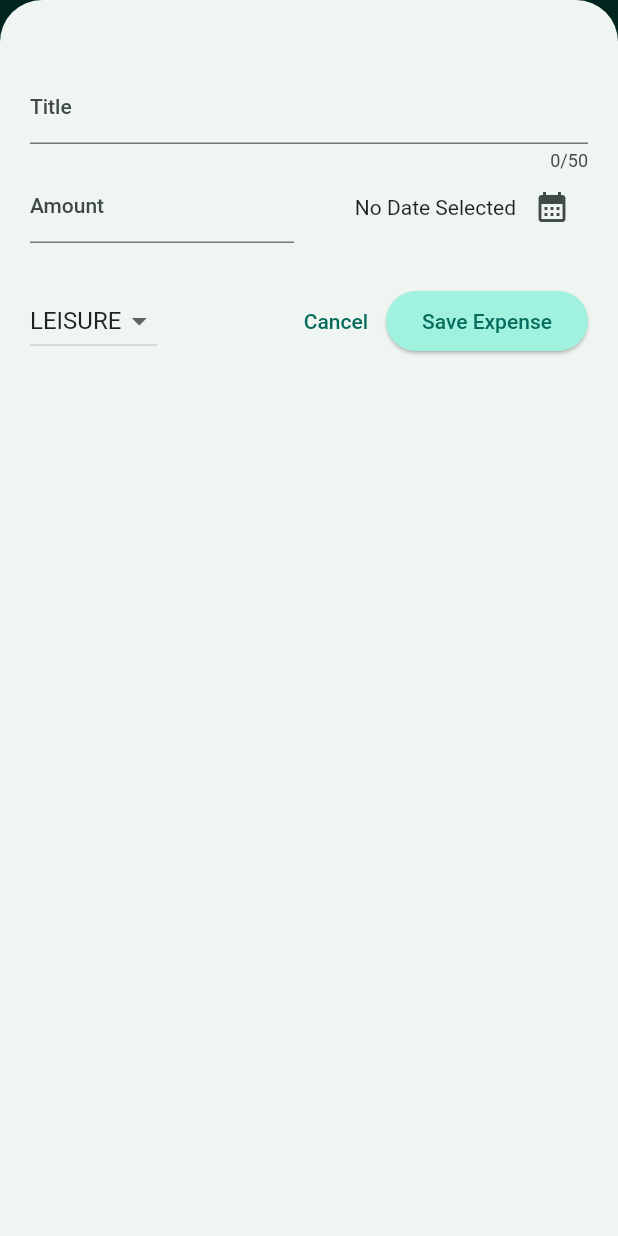
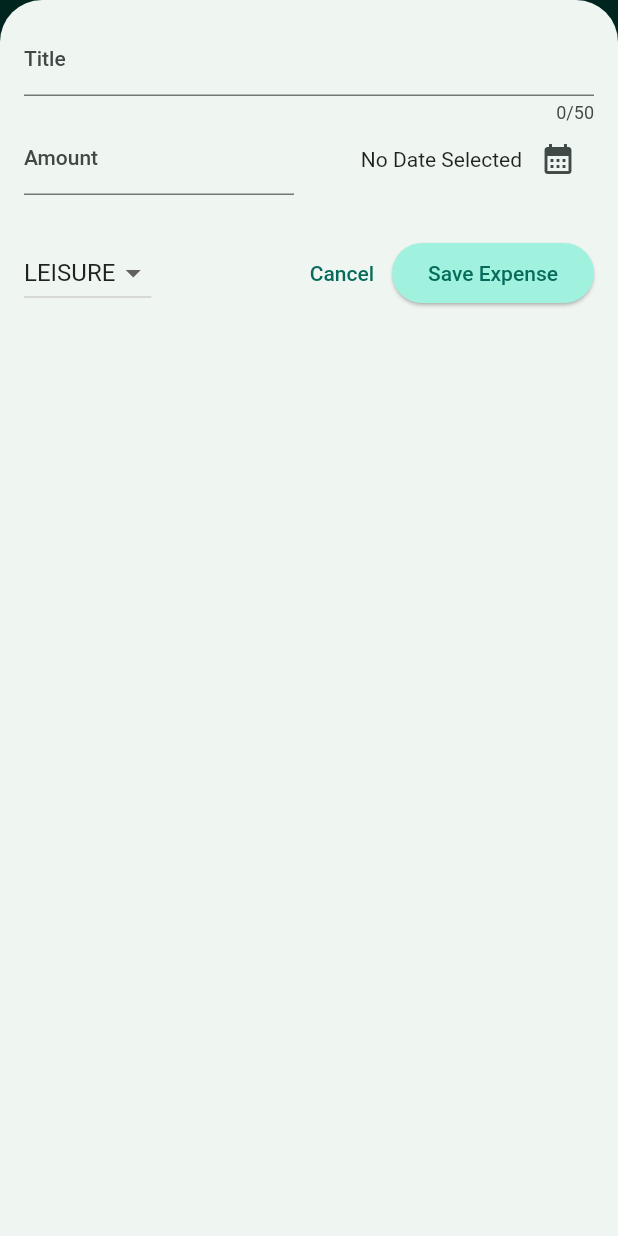
Before and after one commit to Priyanshu-24/expense-tracker-flutter, a Flutter app: the screen it shows after launch, after a tap on the "add" icon, on a phone screen of 412 x 824 dp. Run offline on Flutter 3.47's test engine with Material 2 defaults, Android fonts, the phone set to English and light mode, and no system bars.

Commit message:
made ui responsive

```diff
--- a/lib/widgets/expenses.dart
+++ b/lib/widgets/expenses.dart
@@ -31,6 +31,7 @@ class _ExpensesState extends State<Expenses> {
 
   void _openExpenseOverlay() {
     showModalBottomSheet(
+        useSafeArea: true,
         isScrollControlled: true,
         context: context,
         builder: (ctx) {
@@ -67,6 +68,8 @@ class _ExpensesState extends State<Expenses> {
 
   @override
   Widget build(BuildContext context) {
+    final width = MediaQuery.of(context).size.width;
+
     Widget mainContent = const Center(
       child: Text("No expense Found. Start adding some!"),
     );
@@ -88,9 +91,20 @@ class _ExpensesState extends State<Expenses> {
           ),
         ],
       ),
-      body: Column(
+      body: width < 600
+          ? Column(
               children: [
                 Chart(expenses: _registeredExpense),
+                Expanded(
+                  child: mainContent,
+                ),
+              ],
+            )
+          : Row(
+              children: [
+                Expanded(
+                  child: Chart(expenses: _registeredExpense),
+                ),
                 Expanded(
                   child: mainContent,
                 ),
--- a/lib/widgets/new_expense.dart
+++ b/lib/widgets/new_expense.dart
@@ -80,8 +80,15 @@ class _NewExpenseState extends State<NewExpense> {
 
   @override
   Widget build(BuildContext context) {
-    return Padding(
-      padding: const EdgeInsets.fromLTRB(20, 48, 20, 20),
+    final keyBoardSpace = MediaQuery.of(context).viewInsets.bottom;
+
+    return LayoutBuilder(builder: (ctx, constraints) {
+      final width = constraints.maxWidth;
+      return SizedBox(
+        height: double.infinity,
+        child: SingleChildScrollView(
+          child: Padding(
+            padding: EdgeInsets.fromLTRB(16, 16, 16, 16 + keyBoardSpace),
             child: Column(children: [
               TextField(
                 controller: _titleController,
@@ -158,6 +165,9 @@ class _NewExpenseState extends State<NewExpense> {
                 ],
               )
             ]),
+          ),
+        ),
       );
+    });
   }
 }
```
Lines whose indentation alone changed are shown as unchanged.
